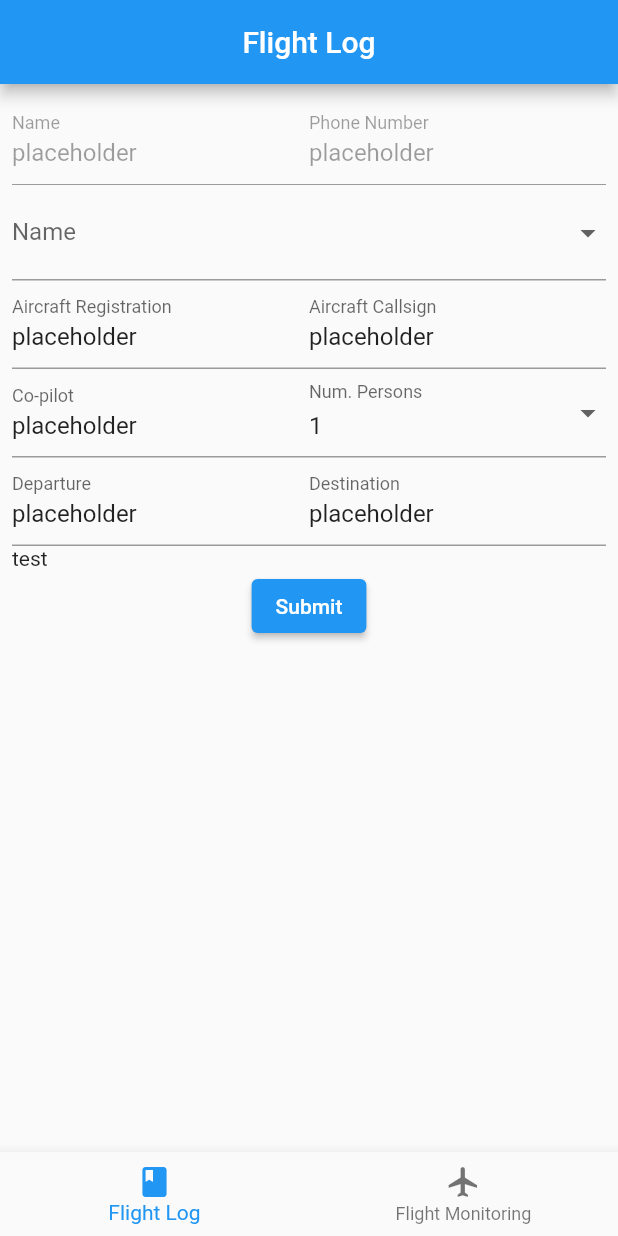
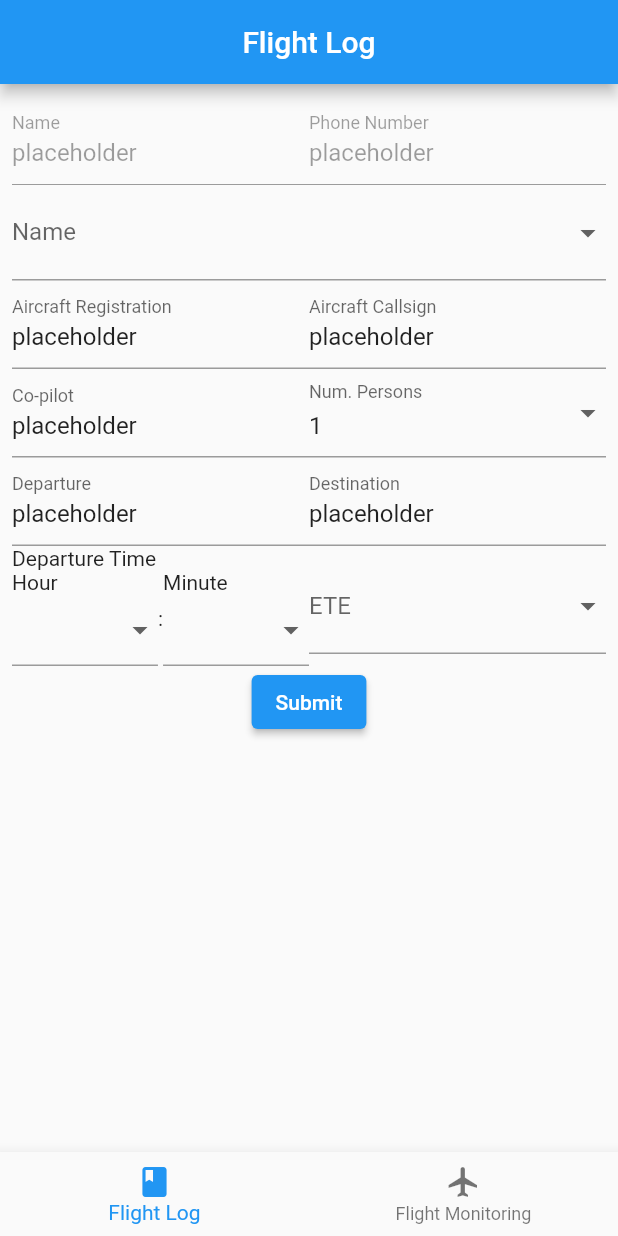
Before and after one commit to Duckmaster/FlightFollower, a Flutter app: the screen it shows after launch, on a phone screen of 412 x 824 dp. Run offline on Flutter 3.47's test engine with Material 2 defaults, Android fonts, the phone set to English and light mode, and no system bars.

Commit message:
Finished basic TimePicker layout and finished rest of row

```diff
--- a/lib/main.dart
+++ b/lib/main.dart
@@ -131,6 +131,7 @@ class FlightLogFormState extends State<FlightLogForm> {
   String? phoneNo;
   String orgDropDownValue = list.first;
   int? numPersons;
+  double? ete;
 
   void onPressed() {
     _formKey.currentState!.save();
@@ -231,8 +232,26 @@ class FlightLogFormState extends State<FlightLogForm> {
                 ],
               ),
               Row(
-                children: const [
-                  TimePicker("test"),
+                children: [
+                  const Expanded(
+                    child: TimePicker("Departure Time"),
+                  ),
+                  Expanded(
+                    child: DropdownButtonFormField(
+                        items: List<double>.generate(50, (i) => (i + 1) / 10)
+                            .map<DropdownMenuItem<double>>((double value) {
+                          return DropdownMenuItem(
+                              value: value, child: Text(value.toString()));
+                        }).toList(),
+                        onChanged: (double? value) {
+                          setState(() {
+                            ete = value!;
+                          });
+                        },
+                        decoration: const InputDecoration(
+                          labelText: "ETE",
+                        )),
+                  ),
                 ],
               ),
               ElevatedButton(onPressed: onPressed, child: const Text("Submit"))
@@ -262,12 +281,57 @@ class TimePicker extends StatefulWidget {
 }
 
 class TimePickerState extends State<TimePicker> {
+  int? hourValue;
+  int? minuteValue;
+
   @override
   Widget build(BuildContext context) {
     return Column(
       children: [
         Row(
           children: [Text(widget.label)],
+        ),
+        Row(
+          children: [
+            Expanded(
+                child: Column(
+              crossAxisAlignment: CrossAxisAlignment.start,
+              children: [
+                const Text("Hour"),
+                DropdownButtonFormField(
+                    items: List<int>.generate(24, (i) => i + 1)
+                        .map<DropdownMenuItem<int>>((int value) {
+                      return DropdownMenuItem(
+                          value: value - 1,
+                          child: Text((value - 1).toString()));
+                    }).toList(),
+                    onChanged: (int? value) {
+                      setState(() {
+                        hourValue = value!;
+                      });
+                    }),
+              ],
+            )),
+            const Text(":"),
+            Expanded(
+                child: Column(
+              crossAxisAlignment: CrossAxisAlignment.start,
+              children: [
+                const Text("Minute"),
+                DropdownButtonFormField(
+                    items: List<int>.generate(30, (i) => i * 2, growable: false)
+                        .map<DropdownMenuItem<int>>((int value) {
+                      return DropdownMenuItem(
+                          value: value, child: Text(value.toString()));
+                    }).toList(),
+                    onChanged: (int? value) {
+                      setState(() {
+                        minuteValue = value!;
+                      });
+                    }),
+              ],
+            ))
+          ],
         )
       ],
     );
```
